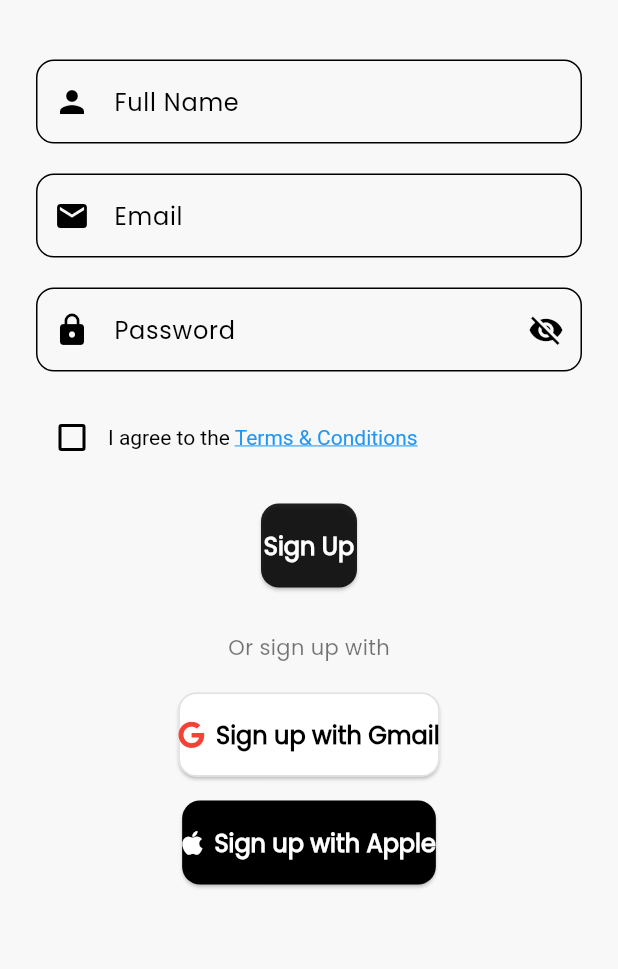
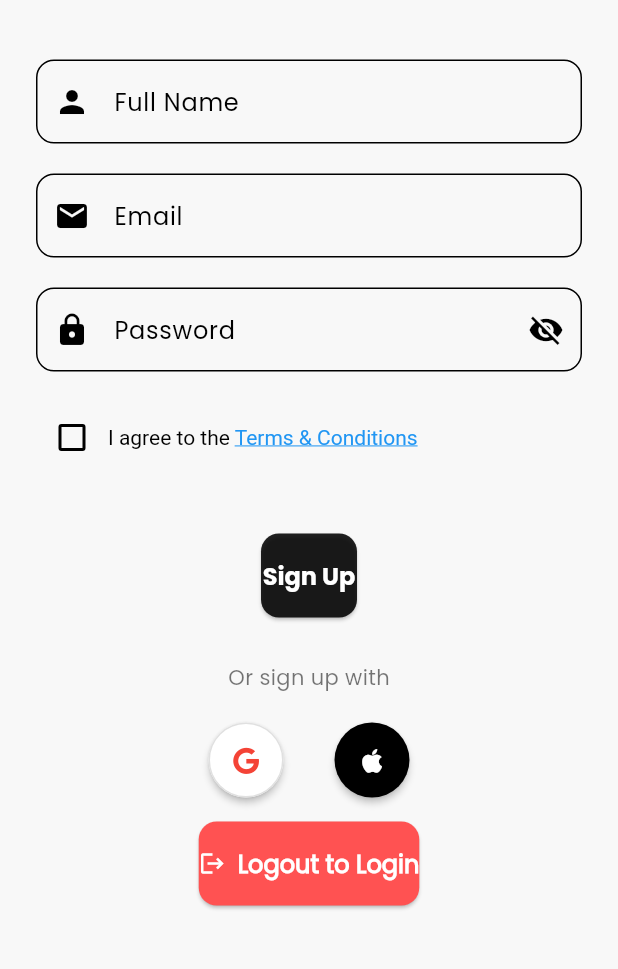
Before and after one commit to aayam17/pet_alert_app, a Flutter app: the screen it shows after launch, after a tap on "Log In", after a tap on "Sign Up", on a phone screen of 412 x 824 dp, the part 236-1205 px from its top. Run offline on Flutter 3.47's test engine with Material 3 defaults, Android fonts, the phone set to English and light mode, and no system bars; our stand-ins replace equatable, flutter_bloc, font_awesome_flutter, get_it, google_fonts, hive and 1 more; accounts and stored records are empty.

Commit message:
some UI changes in Login and signup

```diff
--- a/lib/features/auth/presentation/view/login_page.dart
+++ b/lib/features/auth/presentation/view/login_page.dart
@@ -155,34 +155,33 @@ class _LoginPageState extends State<LoginPage> {
                       ),
                     ),
                   ),
-                  const SizedBox(height: 16),
-                  ElevatedButton.icon(
+                  const SizedBox(height: 20),
+                  Row(
+                    mainAxisAlignment: MainAxisAlignment.center,
+                    children: [
+                      ElevatedButton(
                         onPressed: () {},
-                    icon: const FaIcon(FontAwesomeIcons.google, color: Colors.red),
-                    label: const Text('Log in with Google'),
                         style: ElevatedButton.styleFrom(
                           backgroundColor: Colors.white,
-                      foregroundColor: Colors.black,
-                      padding: const EdgeInsets.symmetric(vertical: 16),
+                          padding: const EdgeInsets.all(16),
+                          shape: const CircleBorder(),
                           side: BorderSide(color: Colors.grey.shade300),
-                      shape: RoundedRectangleBorder(
-                        borderRadius: borderRadius,
+                          elevation: 2,
                         ),
+                        child: const FaIcon(FontAwesomeIcons.google, color: Colors.red),
                       ),
-                  ),
-                  const SizedBox(height: 16),
-                  ElevatedButton.icon(
+                      const SizedBox(width: 20),
+                      ElevatedButton(
                         onPressed: () {},
-                    icon: const FaIcon(FontAwesomeIcons.apple, color: Colors.white),
-                    label: const Text('Log in with Apple'),
                         style: ElevatedButton.styleFrom(
                           backgroundColor: Colors.black,
-                      foregroundColor: Colors.white,
-                      padding: const EdgeInsets.symmetric(vertical: 16),
-                      shape: RoundedRectangleBorder(
-                        borderRadius: borderRadius,
+                          padding: const EdgeInsets.all(16),
+                          shape: const CircleBorder(),
+                          elevation: 2,
                         ),
+                        child: const FaIcon(FontAwesomeIcons.apple, color: Colors.white),
                       ),
+                    ],
                   ),
                   const SizedBox(height: 30),
                   Row(
--- a/lib/features/auth/presentation/view/signup_page.dart
+++ b/lib/features/auth/presentation/view/signup_page.dart
@@ -8,6 +8,7 @@ import 'package:pet_alert_app/features/auth/presentation/view_model/signup/signu
 import 'package:pet_alert_app/features/auth/presentation/view_model/signup/signup_state.dart';
 import '../../../home/presentation/view/dashboard.dart';
 import '../../../home/presentation/view/terms_page.dart';
+import '../../../auth/presentation/view/login_page.dart';
 
 class SignupPage extends StatefulWidget {
   const SignupPage({super.key});
@@ -179,13 +180,11 @@ class _SignupPageState extends State<SignupPage> {
                       ),
                     ],
                   ),
-                  const SizedBox(height: 20),
+                  const SizedBox(height: 40),
                   BlocBuilder<SignupBloc, SignupState>(
                     builder: (context, state) {
                       return ElevatedButton(
-                        onPressed: state.isLoading
-                            ? null
-                            : () => _onSubmit(context),
+                        onPressed: state.isLoading ? null : () => _onSubmit(context),
                         style: ElevatedButton.styleFrom(
                           backgroundColor: Colors.black87,
                           padding: const EdgeInsets.symmetric(vertical: 16),
@@ -195,9 +194,10 @@ class _SignupPageState extends State<SignupPage> {
                         ),
                         child: state.isLoading
                             ? const CircularProgressIndicator(color: Colors.white)
-                            : const Text(
+                            : Text(
                                 'Sign Up',
-                                style: TextStyle(
+                                style: GoogleFonts.poppins(
+                                  fontSize: 16,
                                   fontWeight: FontWeight.bold,
                                   color: Colors.white,
                                 ),
@@ -211,27 +211,46 @@ class _SignupPageState extends State<SignupPage> {
                     style: GoogleFonts.poppins(fontSize: 14, color: Colors.black54),
                   ),
                   const SizedBox(height: 20),
-                  ElevatedButton.icon(
-                    onPressed: () {},
-                    icon: const FaIcon(FontAwesomeIcons.google, color: Colors.red),
-                    label: const Text('Sign up with Gmail'),
-                    style: ElevatedButton.styleFrom(
-                      backgroundColor: Colors.white,
-                      foregroundColor: Colors.black,
-                      side: BorderSide(color: Colors.grey.shade300),
-                      padding: const EdgeInsets.symmetric(vertical: 16),
-                      shape: RoundedRectangleBorder(
-                        borderRadius: borderRadius,
+                  Row(
+                    mainAxisAlignment: MainAxisAlignment.center,
+                    children: [
+                      ElevatedButton(
+                        onPressed: () {},
+                        style: ElevatedButton.styleFrom(
+                          backgroundColor: Colors.white,
+                          padding: const EdgeInsets.all(16),
+                          shape: const CircleBorder(),
+                          side: BorderSide(color: Colors.grey.shade300),
+                          elevation: 2,
+                        ),
+                        child: const FaIcon(FontAwesomeIcons.google, color: Colors.red),
                       ),
-                    ),
+                      const SizedBox(width: 20),
+                      ElevatedButton(
+                        onPressed: () {},
+                        style: ElevatedButton.styleFrom(
+                          backgroundColor: Colors.black,
+                          padding: const EdgeInsets.all(16),
+                          shape: const CircleBorder(),
+                          elevation: 2,
+                        ),
+                        child: const FaIcon(FontAwesomeIcons.apple, color: Colors.white),
+                      ),
+                    ],
                   ),
                   const SizedBox(height: 16),
                   ElevatedButton.icon(
-                    onPressed: () {},
-                    icon: const FaIcon(FontAwesomeIcons.apple),
-                    label: const Text('Sign up with Apple'),
+                    onPressed: () {
+                      Navigator.pushAndRemoveUntil(
+                        context,
+                        MaterialPageRoute(builder: (_) => const LoginPage()),
+                        (route) => false,
+                      );
+                    },
+                    icon: const Icon(Icons.logout),
+                    label: const Text('Logout to Login'),
                     style: ElevatedButton.styleFrom(
-                      backgroundColor: Colors.black,
+                      backgroundColor: Colors.redAccent,
                       foregroundColor: Colors.white,
                       padding: const EdgeInsets.symmetric(vertical: 16),
                       shape: RoundedRectangleBorder(
```
Lines whose indentation alone changed are shown as unchanged.
